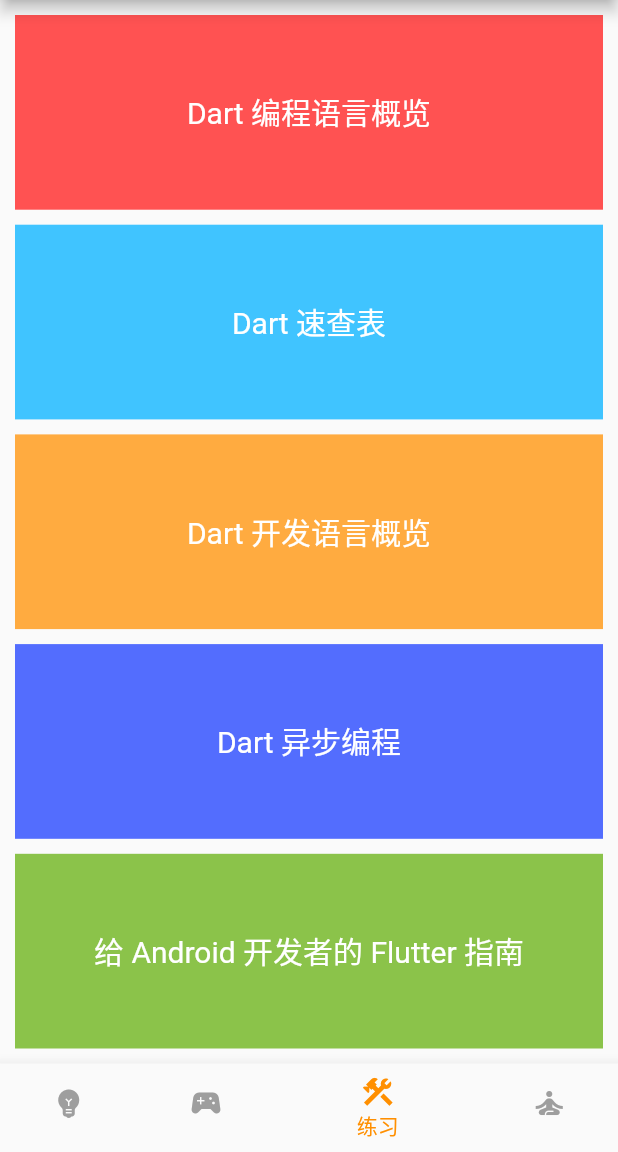
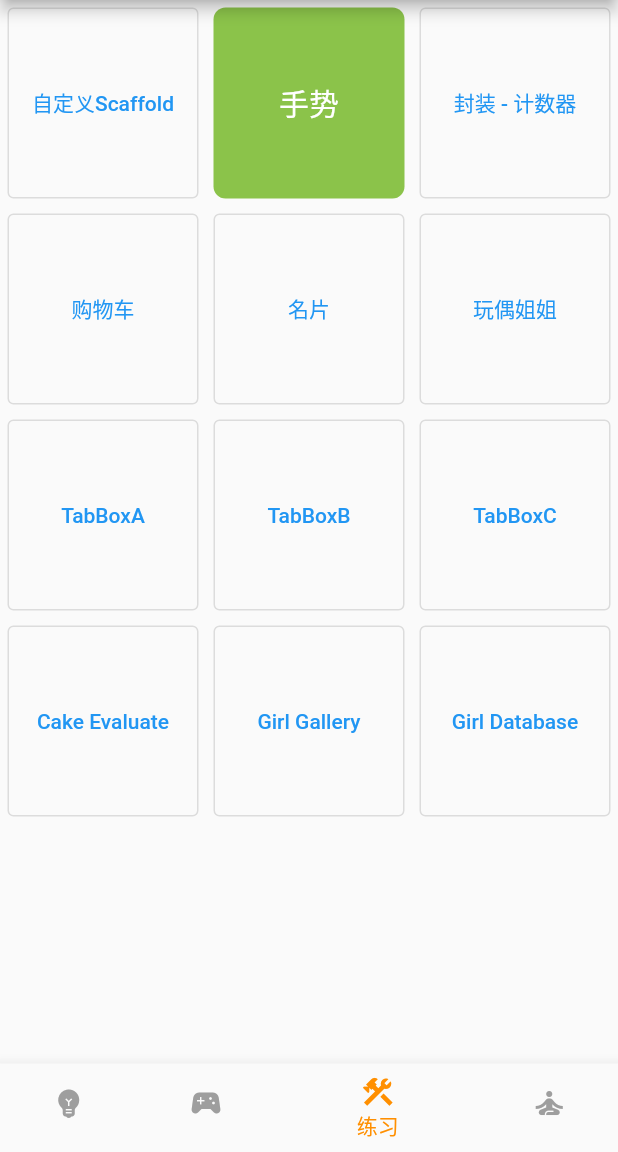
Before and after one commit to kanglongba/my_first_flutter, a Flutter app: the screen it shows after launch, item 3 of the bottom bar chosen, on a phone screen of 412 x 824 dp, the part 84-1236 px from its top. Run offline on Flutter 3.47's test engine with Material 2 defaults, Android fonts, the phone set to English and light mode, and no system bars; our stand-ins replace dio, fluttertoast, shared_preferences, sqflite, webview_flutter; accounts and stored records are empty.

Commit message:
添加练习tab

```diff
--- a/lib/foundation/flutter_foundation.dart
+++ b/lib/foundation/flutter_foundation.dart
@@ -135,7 +135,7 @@ class FlutterFoundationWidget extends StatelessWidget {
     );
   }
 
-  /// 如果没注册路由，也可以这么跳转：lib/official/custom_my_widget.dart:301
+  /// 如果没注册路由，也可以这么跳转：lib/official/official_guide_custom_my_widget.dart:301
   void navigateToWebViewPage(BuildContext context, FoundationPageData data) {
     Navigator.pushNamed(
       context,
--- a/lib/guide/my_guide_page.dart
+++ b/lib/guide/my_guide_page.dart
@@ -359,11 +359,6 @@ class MyHomePage2State extends State<MyHomePage2> {
                   Navigator.pushNamed(context, '/wallPaperPage');
                 },
                 child: const Text('Jump to WallPaperPage')),
-            OutlinedButton(
-                onPressed: () {
-                  Navigator.pushNamed(context, '/officialGuidePage');
-                },
-                child: const Text('Jump to OfficialGuidePage')),
           ],
         ),
       ),
--- a/lib/home/app_home_page.dart
+++ b/lib/home/app_home_page.dart
@@ -2,6 +2,7 @@ import 'package:flutter/material.dart';
 import 'package:fluttertoast/fluttertoast.dart';
 import 'package:my_first_flutter/foundation/flutter_foundation.dart';
 import 'package:my_first_flutter/guide/flutter_guide.dart';
+import 'package:my_first_flutter/official/flutter_practice.dart';
 
 class AppHomePage extends StatefulWidget {
   const AppHomePage({Key? key}) : super(key: key);
@@ -122,6 +123,8 @@ class AppHomeState extends State<AppHomePage> {
         return const FlutterFoundationWidget();
       case 1:
         return const FlutterGuideWidget();
+      case 2:
+        return const FlutterPracticeWidget();
       default:
         return const FlutterFoundationWidget();
     }
--- a/lib/main.dart
+++ b/lib/main.dart
@@ -7,7 +7,6 @@ import 'package:my_first_flutter/guide/my_guide_page_linearlayout.dart';
 import 'package:my_first_flutter/guide/my_guide_page_list.dart';
 import 'package:my_first_flutter/guide/my_guide_page_relativeLayout.dart';
 import 'package:my_first_flutter/my_layout_page.dart';
-import 'package:my_first_flutter/official/official_guide_page.dart';
 import 'package:my_first_flutter/photo/photo_list_page.dart';
 
 import 'burhanrashid/red_flag.dart';
@@ -17,6 +16,7 @@ import 'guide/my_guide_page_navigate.dart';
 import 'home/app_home_page.dart';
 import 'official/official_guide_cake_evaluate.dart';
 import 'official/official_guide_demo.dart';
+import 'official/official_guide_doll.dart';
 import 'official/official_guide_girl_db.dart';
 import 'official/official_guide_girl_gallery.dart';
 import 'official/official_guide_tapbox.dart';
@@ -93,7 +93,6 @@ class MyApp extends StatelessWidget {
         '/frameLayoutLike': (context) => AndroidFrameLayoutLikePage(),
         '/albumPage': (context) => AlbumPage(),
         '/wallPaperPage': (context) => const WallPaperPage(),
-        '/officialGuidePage': (context) => const OfficialGuidePage(),
         '/tutorialPage': (context) => const TutorialHome(),
         '/counter': (context) => const Counter(),
         '/cart': (context) => ShoppingCartPage(),
--- /dev/null
+++ b/lib/official/flutter_practice.dart
@@ -0,0 +1,93 @@
+import 'package:flutter/material.dart';
+import 'package:fluttertoast/fluttertoast.dart';
+
+class FlutterPracticeWidget extends StatelessWidget {
+  const FlutterPracticeWidget({Key? key}) : super(key: key);
+
+  @override
+  Widget build(BuildContext context) {
+    return GridView.count(
+      crossAxisCount: 3,
+      mainAxisSpacing: 10,
+      crossAxisSpacing: 10,
+      padding: const EdgeInsets.all(5),
+      children: [
+        OutlinedButton(
+            onPressed: () {
+              Navigator.pushNamed(context, '/tutorialPage');
+            },
+            child: const Text('自定义Scaffold')),
+        GestureDetector(
+          child: Container(
+            decoration: BoxDecoration(
+              borderRadius: BorderRadius.circular(8),
+              color: Colors.lightGreen[500],
+            ),
+            padding: const EdgeInsets.all(5),
+            alignment: Alignment.center,
+            child: const Text(
+              '手势',
+              style: TextStyle(
+                color: Colors.white,
+                fontSize: 20,
+              ),
+            ),
+          ),
+          onTap: () {
+            Fluttertoast.showToast(msg: '点击');
+          },
+        ),
+        OutlinedButton(
+            onPressed: () {
+              Navigator.pushNamed(context, '/counter');
+            },
+            child: const Text('封装 - 计数器')),
+        OutlinedButton(
+            onPressed: () {
+              Navigator.pushNamed(context, '/cart');
+            },
+            child: const Text('购物车')),
+        OutlinedButton(
+            onPressed: () {
+              Navigator.pushNamed(context, '/businessCard');
+            },
+            child: const Text('名片')),
+        OutlinedButton(
+            onPressed: () {
+              Navigator.pushNamed(context, '/beautifulGirl');
+            },
+            child: const Text('玩偶姐姐')),
+        OutlinedButton(
+            onPressed: () {
+              Navigator.pushNamed(context, '/tabBoxA');
+            },
+            child: const Text('TabBoxA')),
+        OutlinedButton(
+            onPressed: () {
+              Navigator.pushNamed(context, '/tabBoxB');
+            },
+            child: const Text('TabBoxB')),
+        OutlinedButton(
+            onPressed: () {
+              Navigator.pushNamed(context, '/tabBoxC');
+            },
+            child: const Text('TabBoxC')),
+        OutlinedButton(
+            onPressed: () {
+              Navigator.pushNamed(context, '/cakeEvaluatePage');
+            },
+            child: const Text('Cake Evaluate')),
+        OutlinedButton(
+            onPressed: () {
+              Navigator.pushNamed(context, '/girlGalleryPage');
+            },
+            child: const Text('Girl Gallery')),
+        OutlinedButton(
+            onPressed: () {
+              Navigator.pushNamed(context, '/girlDatabasePage');
+            },
+            child: const Text('Girl Database')),
+      ],
+    );
+  }
+}
--- a/lib/official/official_guide_girl_gallery.dart
+++ b/lib/official/official_guide_girl_gallery.dart
@@ -2,7 +2,7 @@ import 'package:flutter/material.dart';
 import 'package:flutter_staggered_grid_view/flutter_staggered_grid_view.dart';
 import 'package:my_first_flutter/official/official_guide_model.dart';
 
-import 'custom_my_widget.dart';
+import 'official_guide_custom_my_widget.dart';
 import 'official_guide_utils.dart';
 
 /// 图片长廊：https://flutter.cn/docs/development/ui/layout
```
Also changed, not shown: lib/official/official_guide_demo.dart (+12 -41 lines), lib/official/official_guide_doll.dart (renamed from lib/official/official_guide_practice.dart, +14 -0 lines), lib/official/official_guide_page.dart (deleted, +0 -100 lines), lib/official/official_guide_custom_my_widget.dart (renamed from lib/official/custom_my_widget.dart).
